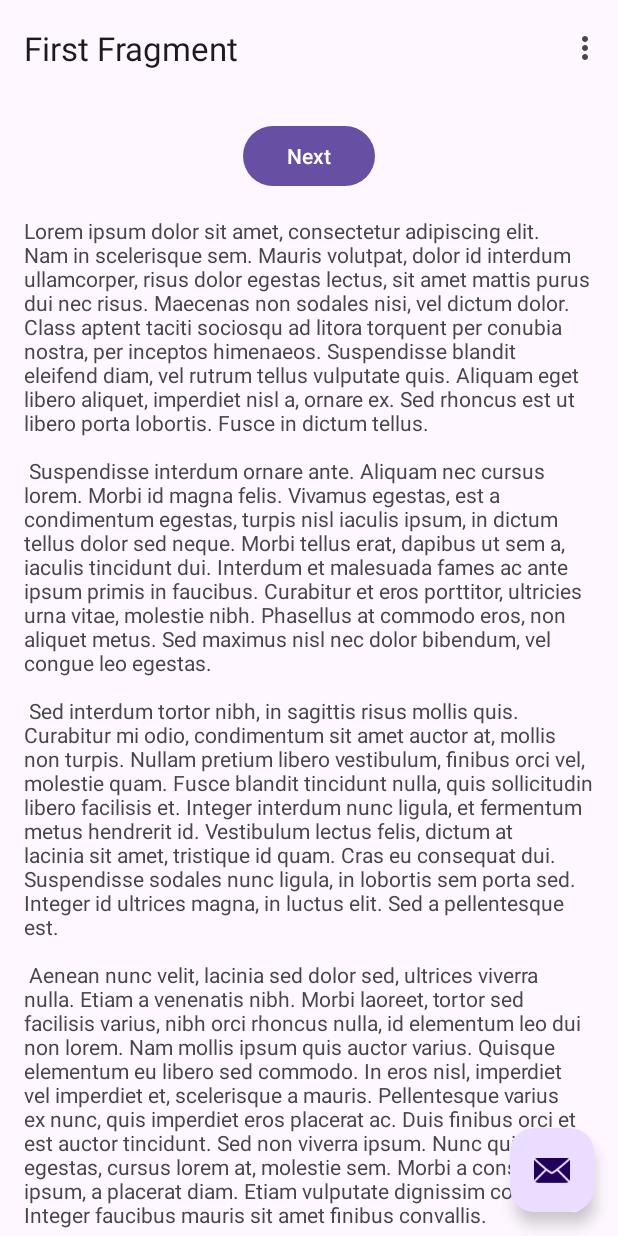
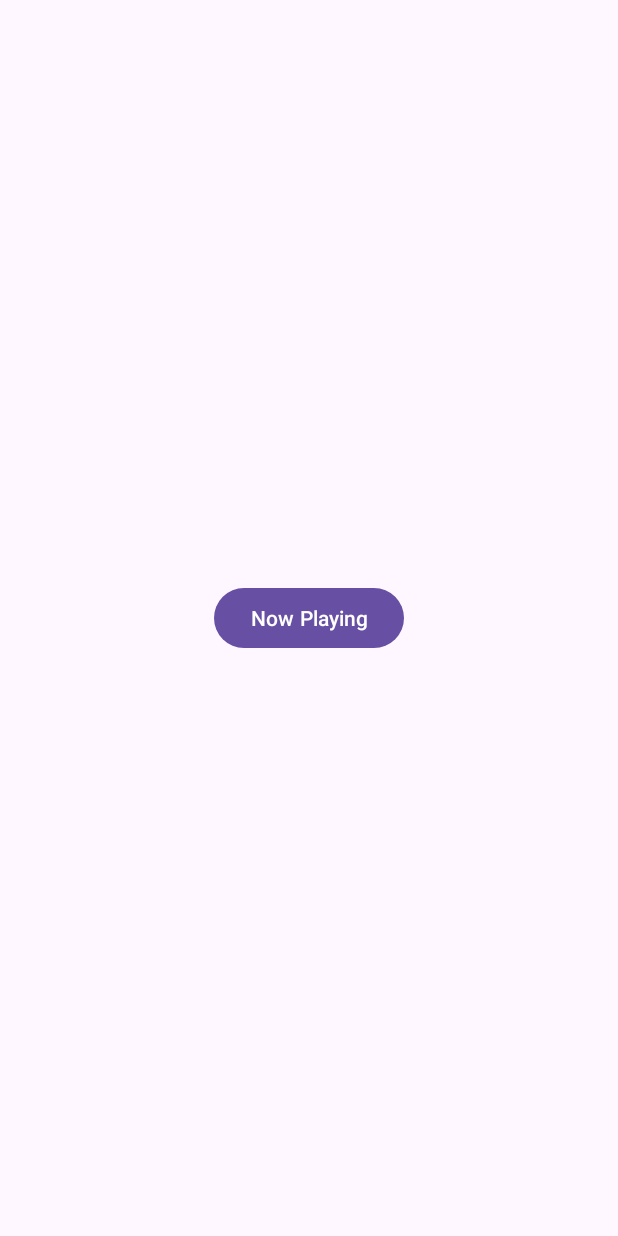
Before and after one commit to rizkijanuarr/kotlin_tmdb, an Android app: the screen it shows after launch (MainActivity), on a phone screen of 412 x 824 dp. Run offline under Robolectric (Android 15) with nearby library versions, the phone set to English and light mode, and no system bars.

Commit message:
✨ feat : feature now playing

```diff
--- a/app/src/main/java/udemy/lazday/kotlintmdb/FirstFragment.kt
+++ /dev/null
@@ -1,44 +0,0 @@
-package udemy.lazday.kotlintmdb
-
-import android.os.Bundle
-import androidx.fragment.app.Fragment
-import android.view.LayoutInflater
-import android.view.View
-import android.view.ViewGroup
-import androidx.navigation.fragment.findNavController
-import udemy.lazday.kotlintmdb.databinding.FragmentFirstBinding
-
-/**
- * A simple [Fragment] subclass as the default destination in the navigation.
- */
-class FirstFragment : Fragment() {
-
-    private var _binding: FragmentFirstBinding? = null
-
-    // This property is only valid between onCreateView and
-    // onDestroyView.
-    private val binding get() = _binding!!
-
-    override fun onCreateView(
-        inflater: LayoutInflater, container: ViewGroup?,
-        savedInstanceState: Bundle?
-    ): View {
-
-        _binding = FragmentFirstBinding.inflate(inflater, container, false)
-        return binding.root
-
-    }
-
-    override fun onViewCreated(view: View, savedInstanceState: Bundle?) {
-        super.onViewCreated(view, savedInstanceState)
-
-        binding.buttonFirst.setOnClickListener {
-            findNavController().navigate(R.id.action_FirstFragment_to_SecondFragment)
-        }
-    }
-
-    override fun onDestroyView() {
-        super.onDestroyView()
-        _binding = null
-    }
-}
--- a/app/src/main/java/udemy/lazday/kotlintmdb/MainActivity.kt
+++ /dev/null
@@ -1,59 +0,0 @@
-package udemy.lazday.kotlintmdb
-
-import android.os.Bundle
-import com.google.android.material.snackbar.Snackbar
-import androidx.appcompat.app.AppCompatActivity
-import androidx.navigation.findNavController
-import androidx.navigation.ui.AppBarConfiguration
-import androidx.navigation.ui.navigateUp
-import androidx.navigation.ui.setupActionBarWithNavController
-import android.view.Menu
-import android.view.MenuItem
-import udemy.lazday.kotlintmdb.databinding.ActivityMainBinding
-
-class MainActivity : AppCompatActivity() {
-
-    private lateinit var appBarConfiguration: AppBarConfiguration
-    private lateinit var binding: ActivityMainBinding
-
-    override fun onCreate(savedInstanceState: Bundle?) {
-        super.onCreate(savedInstanceState)
-
-        binding = ActivityMainBinding.inflate(layoutInflater)
-        setContentView(binding.root)
-
-        setSupportActionBar(binding.toolbar)
-
-        val navController = findNavController(R.id.nav_host_fragment_content_main)
-        appBarConfiguration = AppBarConfiguration(navController.graph)
-        setupActionBarWithNavController(navController, appBarConfiguration)
-
-        binding.fab.setOnClickListener { view ->
-            Snackbar.make(view, "Replace with your own action", Snackbar.LENGTH_LONG)
-                .setAction("Action", null)
-                .setAnchorView(R.id.fab).show()
-        }
-    }
-
-    override fun onCreateOptionsMenu(menu: Menu): Boolean {
-        // Inflate the menu; this adds items to the action bar if it is present.
-        menuInflater.inflate(R.menu.menu_main, menu)
-        return true
-    }
-
-    override fun onOptionsItemSelected(item: MenuItem): Boolean {
-        // Handle action bar item clicks here. The action bar will
-        // automatically handle clicks on the Home/Up button, so long
-        // as you specify a parent activity in AndroidManifest.xml.
-        return when (item.itemId) {
-            R.id.action_settings -> true
-            else -> super.onOptionsItemSelected(item)
-        }
-    }
-
-    override fun onSupportNavigateUp(): Boolean {
-        val navController = findNavController(R.id.nav_host_fragment_content_main)
-        return navController.navigateUp(appBarConfiguration)
-                || super.onSupportNavigateUp()
-    }
-}
--- /dev/null
+++ b/app/src/main/java/udemy/lazday/kotlintmdb/ui/MainActivity.kt
@@ -0,0 +1,58 @@
+package udemy.lazday.kotlintmdb.ui
+
+import android.os.Bundle
+import android.util.Log
+import android.widget.Button
+import android.widget.Toast
+import androidx.appcompat.app.AppCompatActivity
+import androidx.lifecycle.lifecycleScope
+import kotlinx.coroutines.launch
+import udemy.lazday.kotlintmdb.R
+import udemy.lazday.kotlintmdb.data.api.Network
+
+class MainActivity : AppCompatActivity() {
+
+    lateinit var btnNowPlaying: Button
+
+    override fun onCreate(savedInstanceState: Bundle?) {
+        super.onCreate(savedInstanceState)
+        setContentView(R.layout.activity_main)
+
+        initViews()
+        setupListener()
+    }
+
+    private fun initViews() {
+        btnNowPlaying = findViewById(R.id.btnFetchNowPlaying)
+    }
+
+    private fun setupListener() {
+        btnNowPlaying.setOnClickListener {
+            fetchNowPlayingMovies()
+        }
+    }
+
+    private fun fetchNowPlayingMovies() {
+        // lifecycleScope coroutine
+        lifecycleScope.launch {
+            try {
+                val result = Network.getService(this@MainActivity).getNowPlaying(page = 1)
+
+                Log.d("Debug", "pages: ${result.totalPages}")
+                Log.d("Debug", "hasil: ${result.totalResults}")
+
+                result.results.map {
+                    Log.d("Debug", "title: ${it.title} - overview: ${it.overview}")
+                    showMessage("did it!")
+                }
+            } catch (e: Exception) {
+                Log.e("Error", "fail bro", e)
+                showMessage("fail!")
+            }
+        }
+    }
+
+    private fun showMessage(msg: String) {
+        Toast.makeText(applicationContext, msg, Toast.LENGTH_LONG).show()
+    }
+}
--- /dev/null
+++ b/app/src/main/java/udemy/lazday/kotlintmdb/ui/SplashScreenActivity.kt
@@ -0,0 +1,28 @@
+package udemy.lazday.kotlintmdb.ui
+
+import android.content.Intent
+import androidx.activity.enableEdgeToEdge
+import androidx.appcompat.app.AppCompatActivity
+import androidx.core.view.ViewCompat
+import androidx.core.view.WindowInsetsCompat
+import android.os.Bundle
+import android.os.Handler
+import android.os.Looper
+import udemy.lazday.kotlintmdb.R
+
+class SplashScreenActivity : AppCompatActivity() {
+    override fun onCreate(savedInstanceState: Bundle?) {
+        super.onCreate(savedInstanceState)
+        enableEdgeToEdge()
+        setContentView(R.layout.activity_splash_screen)
+        ViewCompat.setOnApplyWindowInsetsListener(findViewById(R.id.main)) { v, insets ->
+            val systemBars = insets.getInsets(WindowInsetsCompat.Type.systemBars())
+            v.setPadding(systemBars.left, systemBars.top, systemBars.right, systemBars.bottom)
+            insets
+        }
+
+        Handler(Looper.getMainLooper()).postDelayed({
+            startActivity(Intent(this, MainActivity::class.java))
+        }, 3000)
+    }
+}
--- a/app/src/main/res/layout/activity_main.xml
+++ b/app/src/main/res/layout/activity_main.xml
@@ -1,33 +1,21 @@
 <?xml version="1.0" encoding="utf-8"?>
-<androidx.coordinatorlayout.widget.CoordinatorLayout xmlns:android="http://schemas.android.com/apk/res/android"
+<androidx.constraintlayout.widget.ConstraintLayout xmlns:android="http://schemas.android.com/apk/res/android"
     xmlns:app="http://schemas.android.com/apk/res-auto"
     xmlns:tools="http://schemas.android.com/tools"
     android:layout_width="match_parent"
     android:layout_height="match_parent"
     android:fitsSystemWindows="true"
-    tools:context=".MainActivity">
+    tools:context=".ui.MainActivity">
 
-    <com.google.android.material.appbar.AppBarLayout
-        android:layout_width="match_parent"
-        android:layout_height="wrap_content"
-        android:fitsSystemWindows="true">
-
-        <com.google.android.material.appbar.MaterialToolbar
-            android:id="@+id/toolbar"
-            android:layout_width="match_parent"
-            android:layout_height="?attr/actionBarSize" />
-
-    </com.google.android.material.appbar.AppBarLayout>
-
-    <include layout="@layout/content_main" />
-
-    <com.google.android.material.floatingactionbutton.FloatingActionButton
-        android:id="@+id/fab"
+    <com.google.android.material.button.MaterialButton
+        android:id="@+id/btnFetchNowPlaying"
         android:layout_width="wrap_content"
         android:layout_height="wrap_content"
-        android:layout_gravity="bottom|end"
-        android:layout_marginEnd="@dimen/fab_margin"
-        android:layout_marginBottom="16dp"
-        app:srcCompat="@android:drawable/ic_dialog_email" />
+        android:text="Now Playing"
+        app:layout_constraintLeft_toLeftOf="parent"
+        app:layout_constraintRight_toRightOf="parent"
+        app:layout_constraintTop_toTopOf="parent"
+        app:layout_constraintBottom_toBottomOf="parent"
+        />
 
-</androidx.coordinatorlayout.widget.CoordinatorLayout>
+</androidx.constraintlayout.widget.ConstraintLayout>
--- a/app/src/main/res/layout/content_main.xml
+++ /dev/null
@@ -1,19 +0,0 @@
-<?xml version="1.0" encoding="utf-8"?>
-<androidx.constraintlayout.widget.ConstraintLayout xmlns:android="http://schemas.android.com/apk/res/android"
-    xmlns:app="http://schemas.android.com/apk/res-auto"
-    android:layout_width="match_parent"
-    android:layout_height="match_parent"
-    app:layout_behavior="@string/appbar_scrolling_view_behavior">
-
-    <fragment
-        android:id="@+id/nav_host_fragment_content_main"
-        android:name="androidx.navigation.fragment.NavHostFragment"
-        android:layout_width="0dp"
-        android:layout_height="0dp"
-        app:defaultNavHost="true"
-        app:layout_constraintBottom_toBottomOf="parent"
-        app:layout_constraintEnd_toEndOf="parent"
-        app:layout_constraintStart_toStartOf="parent"
-        app:layout_constraintTop_toTopOf="parent"
-        app:navGraph="@navigation/nav_graph" />
-</androidx.constraintlayout.widget.ConstraintLayout>
--- a/app/src/main/res/layout/fragment_first.xml
+++ /dev/null
@@ -1,35 +0,0 @@
-<?xml version="1.0" encoding="utf-8"?>
-<androidx.core.widget.NestedScrollView xmlns:android="http://schemas.android.com/apk/res/android"
-    xmlns:app="http://schemas.android.com/apk/res-auto"
-    xmlns:tools="http://schemas.android.com/tools"
-    android:layout_width="match_parent"
-    android:layout_height="match_parent"
-    tools:context=".FirstFragment">
-
-    <androidx.constraintlayout.widget.ConstraintLayout
-        android:layout_width="match_parent"
-        android:layout_height="match_parent"
-        android:padding="16dp">
-
-        <Button
-            android:id="@+id/button_first"
-            android:layout_width="wrap_content"
-            android:layout_height="wrap_content"
-            android:text="@string/next"
-            app:layout_constraintBottom_toTopOf="@id/textview_first"
-            app:layout_constraintEnd_toEndOf="parent"
-            app:layout_constraintStart_toStartOf="parent"
-            app:layout_constraintTop_toTopOf="parent" />
-
-        <TextView
-            android:id="@+id/textview_first"
-            android:layout_width="wrap_content"
-            android:layout_height="wrap_content"
-            android:layout_marginTop="16dp"
-            android:text="@string/lorem_ipsum"
-            app:layout_constraintBottom_toBottomOf="parent"
-            app:layout_constraintEnd_toEndOf="parent"
-            app:layout_constraintStart_toStartOf="parent"
-            app:layout_constraintTop_toBottomOf="@id/button_first" />
-    </androidx.constraintlayout.widget.ConstraintLayout>
-</androidx.core.widget.NestedScrollView>
--- a/app/src/main/res/menu/menu_main.xml
+++ b/app/src/main/res/menu/menu_main.xml
@@ -1,7 +1,7 @@
 <menu xmlns:android="http://schemas.android.com/apk/res/android"
     xmlns:app="http://schemas.android.com/apk/res-auto"
     xmlns:tools="http://schemas.android.com/tools"
-    tools:context="udemy.lazday.kotlintmdb.MainActivity">
+    tools:context="udemy.lazday.kotlintmdb.ui.MainActivity">
     <item
         android:id="@+id/action_settings"
         android:orderInCategory="100"
--- a/app/src/main/res/values/colors.xml
+++ b/app/src/main/res/values/colors.xml
@@ -2,4 +2,10 @@
 <resources>
     <color name="black">#FF000000</color>
     <color name="white">#FFFFFFFF</color>
+    <color name="dark_gray">#1F1F1F</color>
+    <color name="darker_gray">#0F0F0F</color>
+    <color name="dark_blue">#0D1B2A</color>
+    <color name="dark_purple">#5D3A91</color>
+    <color name="gray_light">#A9A9A9</color> <!-- Abu-abu lebih gelap -->
+    <color name="gray_darker">#7D7D7D</color> <!-- Abu-abu lebih gelap lagi -->
 </resources>
--- a/gradle/libs.versions.toml
+++ b/gradle/libs.versions.toml
@@ -10,6 +10,7 @@ material = "1.12.0"
 constraintlayout = "2.1.4"
 navigationFragmentKtx = "2.6.0"
 navigationUiKtx = "2.6.0"
+activity = "1.9.2"
 
 [libraries]
 androidx-core-ktx = { group = "androidx.core", name = "core-ktx", version.ref = "coreKtx" }
@@ -21,6 +22,7 @@ material = { group = "com.google.android.material", name = "material", version.r
 androidx-constraintlayout = { group = "androidx.constraintlayout", name = "constraintlayout", version.ref = "constraintlayout" }
 androidx-navigation-fragment-ktx = { group = "androidx.navigation", name = "navigation-fragment-ktx", version.ref = "navigationFragmentKtx" }
 androidx-navigation-ui-ktx = { group = "androidx.navigation", name = "navigation-ui-ktx", version.ref = "navigationUiKtx" }
+androidx-activity = { group = "androidx.activity", name = "activity", version.ref = "activity" }
 
 [plugins]
 android-application = { id = "com.android.application", version.ref = "agp" }
```
Also changed, not shown: app/build.gradle (+13 -0 lines), app/src/main/AndroidManifest.xml (+10 -1 lines), app/src/main/java/udemy/lazday/kotlintmdb/SecondFragment.kt (deleted, +0 -44 lines), app/src/main/java/udemy/lazday/kotlintmdb/data/api/HeaderInterceptor.kt (added, +23 -0 lines), app/src/main/java/udemy/lazday/kotlintmdb/data/api/Network.kt (added, +60 -0 lines), app/src/main/java/udemy/lazday/kotlintmdb/data/api/Routes.kt (added, +15 -0 lines), app/src/main/java/udemy/lazday/kotlintmdb/data/model/MovieModel.kt (added, +24 -0 lines), app/src/main/java/udemy/lazday/kotlintmdb/data/response/NowPlayingResponse.kt (added, +14 -0 lines), app/src/main/res/layout/activity_splash_screen.xml (added, +35 -0 lines), app/src/main/res/layout/fragment_second.xml (deleted, +0 -35 lines).
